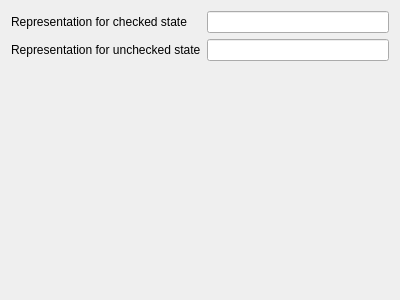
First picture: the form in src/ui/editorwidgets/qgscheckboxconfigdlgbase.ui, repository qgis/QGIS, before the edit.
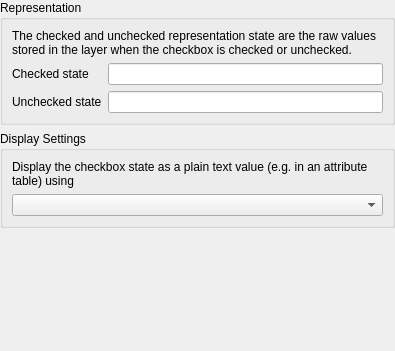
Second picture: the form after the edit.

Commit message: Add option to control the plain text display method for fields using the checkbox form widget

The edit to the form file:
```diff
--- a/src/ui/editorwidgets/qgscheckboxconfigdlgbase.ui
+++ b/src/ui/editorwidgets/qgscheckboxconfigdlgbase.ui
@@ -6,34 +6,87 @@
    <rect>
     <x>0</x>
     <y>0</y>
-    <width>400</width>
-    <height>300</height>
+    <width>395</width>
+    <height>351</height>
    </rect>
   </property>
   <property name="windowTitle">
    <string notr="true">Form</string>
   </property>
-  <layout class="QGridLayout" name="gridLayout">
-   <item row="0" column="0">
-    <widget class="QLabel" name="label_2">
-     <property name="text">
-      <string>Representation for checked state</string>
+  <layout class="QGridLayout" name="gridLayout" columnstretch="0,0">
+   <property name="leftMargin">
+    <number>0</number>
+   </property>
+   <property name="topMargin">
+    <number>0</number>
+   </property>
+   <property name="rightMargin">
+    <number>0</number>
+   </property>
+   <property name="bottomMargin">
+    <number>0</number>
+   </property>
+   <item row="1" column="0" colspan="2">
+    <widget class="QGroupBox" name="groupBox_2">
+     <property name="title">
+      <string>Display Settings</string>
      </property>
+     <layout class="QGridLayout" name="gridLayout_3">
+      <item row="0" column="0" colspan="2">
+       <widget class="QLabel" name="label_5">
+        <property name="text">
+         <string>Display the checkbox state as a plain text value (e.g. in an attribute table) using</string>
+        </property>
+        <property name="wordWrap">
+         <bool>true</bool>
+        </property>
+       </widget>
+      </item>
+      <item row="1" column="0" colspan="2">
+       <widget class="QComboBox" name="mDisplayAsTextComboBox"/>
+      </item>
+     </layout>
     </widget>
    </item>
-   <item row="0" column="1">
-    <widget class="QLineEdit" name="leCheckedState"/>
-   </item>
-   <item row="1" column="0">
-    <widget class="QLabel" name="label_3">
-     <property name="text">
-      <string>Representation for unchecked state</string>
+   <item row="0" column="0" colspan="2">
+    <widget class="QGroupBox" name="groupBox">
+     <property name="title">
+      <string>Representation</string>
      </property>
+     <layout class="QGridLayout" name="gridLayout_2">
+      <item row="2" column="0">
+       <widget class="QLabel" name="label_3">
+        <property name="text">
+         <string>Unchecked state</string>
+        </property>
+       </widget>
+      </item>
+      <item row="2" column="1">
+       <widget class="QLineEdit" name="leUncheckedState"/>
+      </item>
+      <item row="1" column="0">
+       <widget class="QLabel" name="label_2">
+        <property name="text">
+         <string>Checked state</string>
+        </property>
+       </widget>
+      </item>
+      <item row="1" column="1">
+       <widget class="QLineEdit" name="leCheckedState"/>
+      </item>
+      <item row="0" column="0" colspan="2">
+       <widget class="QLabel" name="label_4">
+        <property name="text">
+         <string>The checked and unchecked representation state are the raw values stored in the layer when the checkbox is checked or unchecked.</string>
+        </property>
+        <property name="wordWrap">
+         <bool>true</bool>
+        </property>
+       </widget>
+      </item>
+     </layout>
     </widget>
    </item>
-   <item row="1" column="1">
-    <widget class="QLineEdit" name="leUncheckedState"/>
-   </item>
    <item row="2" column="0">
     <spacer name="verticalSpacer">
      <property name="orientation">
```
The commit also changes 5 other files.
